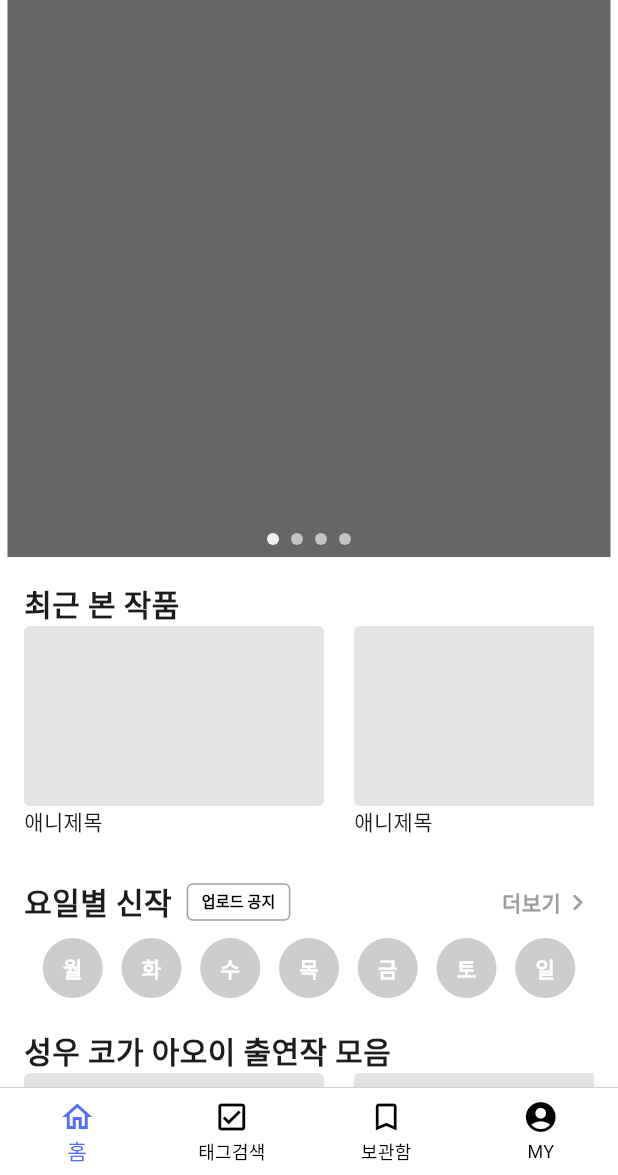
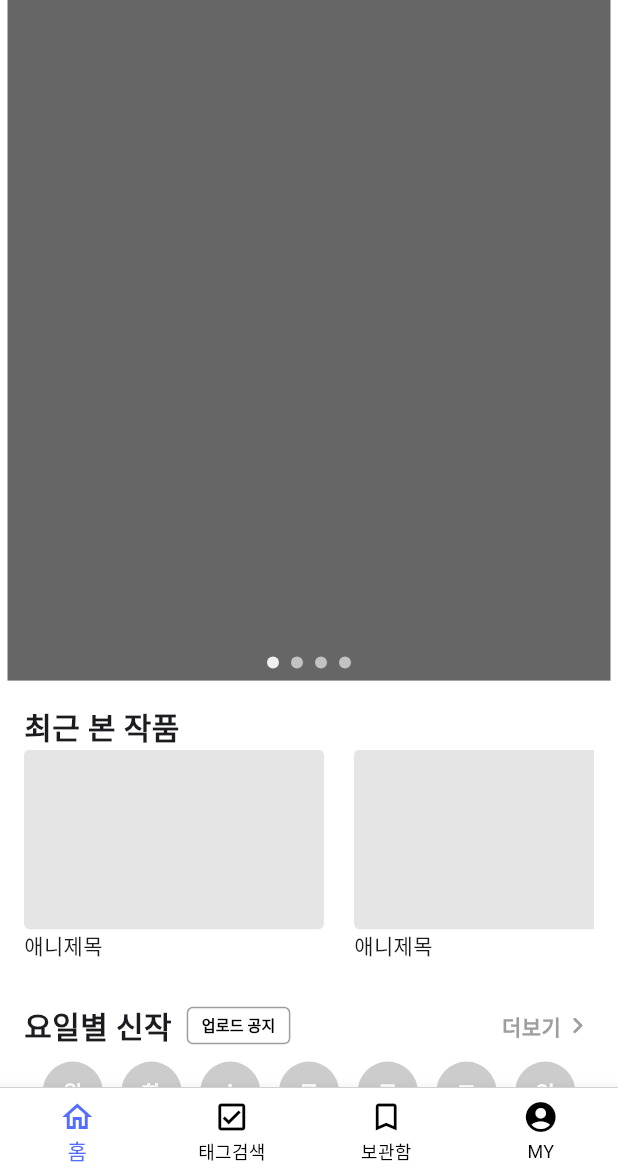
Before and after one commit to jangjia01234/Laftel_Flutter, a Flutter app: the screen it shows after launch, on a phone screen of 412 x 824 dp, the part 61-1236 px from its top. Run offline on Flutter 3.47's test engine with Material 3 defaults, Android fonts, the phone set to English and light mode, and no system bars; drawn by our look-alikes of carousel_slider; our stand-ins replace video_player.

Commit message:
캐러셀 높이 변경

```diff
--- a/lib/screens/home_screen.dart
+++ b/lib/screens/home_screen.dart
@@ -46,7 +46,7 @@ class _HomeScreenState extends State<HomeScreen> {
             crossAxisAlignment: CrossAxisAlignment.start,
             children: [
               SizedBox(
-                height: MediaQuery.of(context).size.height * 0.5,
+                height: MediaQuery.of(context).size.height * 0.6,
                 child:
                 // TODO: 현재 임시로 캐러셀에 Navigation 달아둔 상태. 수정 필요
                 GestureDetector(
```
